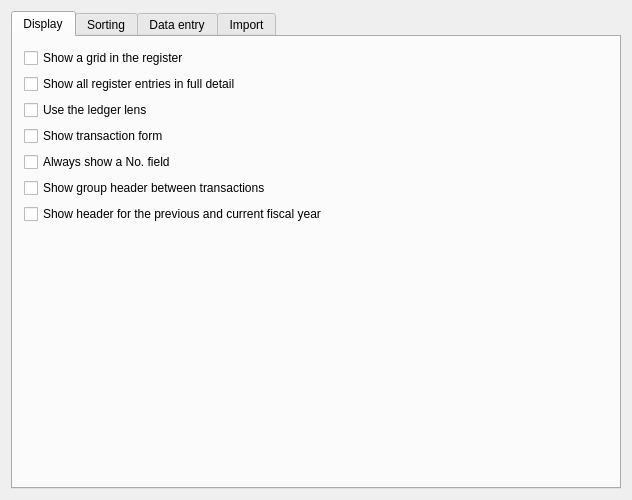
Before: the Qt Designer form kmymoney/dialogs/settings/ksettingsregister.ui in KDE/kmymoney, drawn with Qt 5.
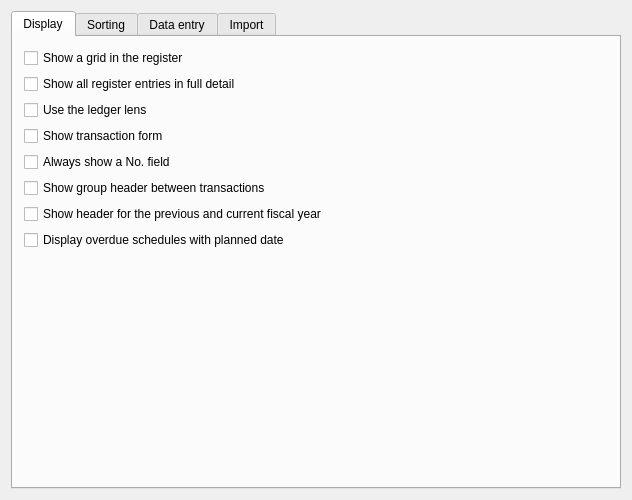
After: the same form once the commit is applied. The open tabs and pages were chosen to show the change. Custom widgets are drawn as their Qt base class.

Commit message:
Add feature to display schedule transactions with planned post date
If a planned transaction is overdue, today's date is used by default as
the posting date. With this option, the originally planned date is
used instead.

BUG:398919
FIXED-IN:4.8.3, 5.0.3
Reviewed By: tbaumgart

```diff
--- a/kmymoney/dialogs/settings/ksettingsregister.ui
+++ b/kmymoney/dialogs/settings/ksettingsregister.ui
@@ -94,6 +94,16 @@
          </property>
         </widget>
        </item>
+       <item>
+        <widget class="QCheckBox" name="kcfg_ShowPlannedScheduleDates">
+         <property name="whatsThis">
+          <string>If a planned transaction is overdue, today's date is used by default as the posting date. With this option, the originally planned date is used instead.</string>
+         </property>
+         <property name="text">
+          <string>Display overdue schedules with planned date</string>
+         </property>
+        </widget>
+       </item>
        <item>
         <spacer name="spacer6">
          <property name="orientation">
```
The commit also changes 2 other files.
